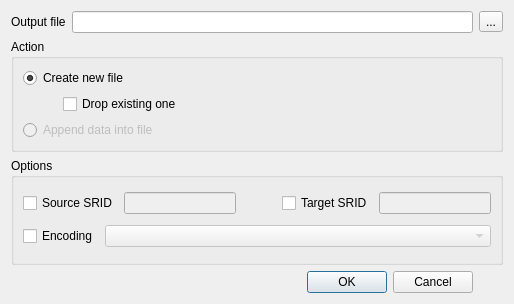
qgis/QGIS, file python/plugins/db_manager/ui/DlgExportVector.ui: the form before one commit.
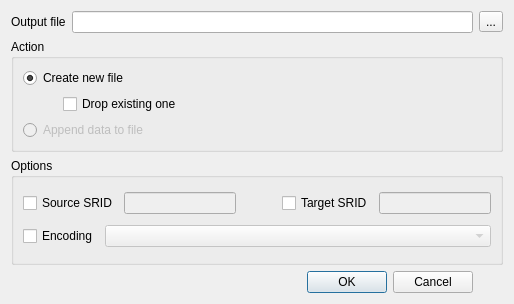
The form after the commit.

```diff
--- a/python/plugins/db_manager/ui/DlgExportVector.ui
+++ b/python/plugins/db_manager/ui/DlgExportVector.ui
@@ -90,7 +90,7 @@
          <bool>false</bool>
         </property>
         <property name="text">
-         <string>Append data into file</string>
+         <string>Append data to file</string>
         </property>
        </widget>
       </item>
```
